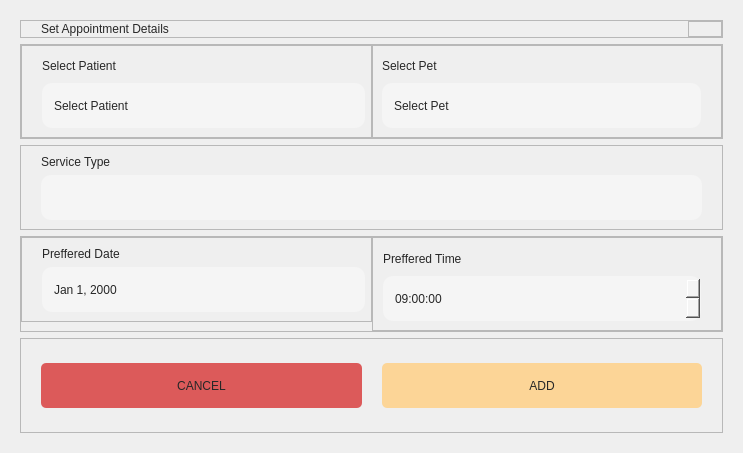
Before: the Qt Designer form Desktop_Application/Frontend/ui-files/addAppointmentCard.ui in DreddVDomasian/Petmate-Desktop-Application, drawn with Qt 5.
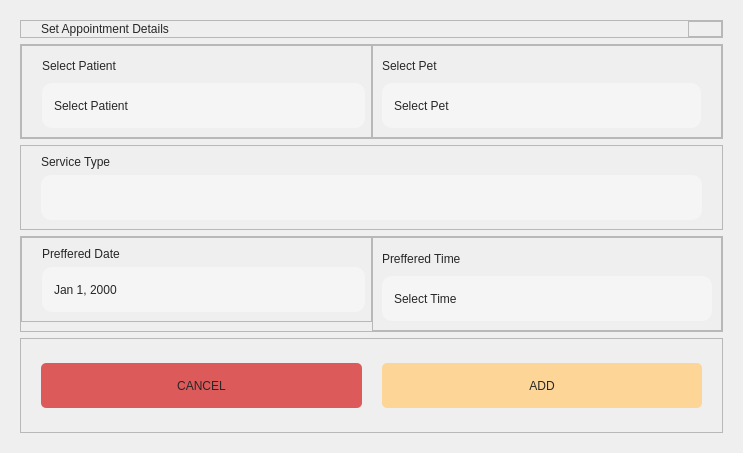
After: the same form once the commit is applied. Icons and pictures are not drawn.

Commit message:
Add time slot availability check for appointments
Introduced backend API and frontend logic to check and display real-time appointment slot availability, limiting bookings to 4 per time slot. Updated UI to use a combo box for time selection with disabled options for fully booked slots, and adjusted related layout and validation logic.

```diff
--- a/Desktop_Application/Frontend/ui-files/addAppointmentCard.ui
+++ b/Desktop_Application/Frontend/ui-files/addAppointmentCard.ui
@@ -716,12 +716,6 @@
             <enum>QFrame::Raised</enum>
            </property>
            <layout class="QVBoxLayout" name="verticalLayout_2">
-            <property name="leftMargin">
-             <number>10</number>
-            </property>
-            <property name="rightMargin">
-             <number>20</number>
-            </property>
             <item>
              <widget class="QLabel" name="label_140">
               <property name="styleSheet">
@@ -734,7 +728,7 @@
              </widget>
             </item>
             <item>
-             <widget class="QTimeEdit" name="timeEdit">
+             <widget class="QComboBox" name="timeComboBox">
               <property name="sizePolicy">
                <sizepolicy hsizetype="Expanding" vsizetype="Fixed">
                 <horstretch>0</horstretch>
@@ -747,29 +741,29 @@
                 <height>45</height>
                </size>
               </property>
+              <property name="focusPolicy">
+               <enum>Qt::NoFocus</enum>
+              </property>
               <property name="styleSheet">
                <string notr="true"/>
               </property>
-              <property name="maximumTime">
-               <time>
-                <hour>17</hour>
-                <minute>0</minute>
-                <second>0</second>
-               </time>
+              <property name="editable">
+               <bool>true</bool>
               </property>
-              <property name="minimumTime">
-               <time>
-                <hour>9</hour>
-                <minute>0</minute>
-                <second>0</second>
-               </time>
+              <property name="sizeAdjustPolicy">
+               <enum>QComboBox::AdjustToContentsOnFirstShow</enum>
               </property>
-              <property name="currentSection">
-               <enum>QDateTimeEdit::HourSection</enum>
+              <property name="duplicatesEnabled">
+               <bool>false</bool>
               </property>
-              <property name="calendarPopup">
+              <property name="frame">
                <bool>true</bool>
               </property>
+              <item>
+               <property name="text">
+                <string>Select Time</string>
+               </property>
+              </item>
              </widget>
             </item>
            </layout>
```
The commit also changes 4 other files.
